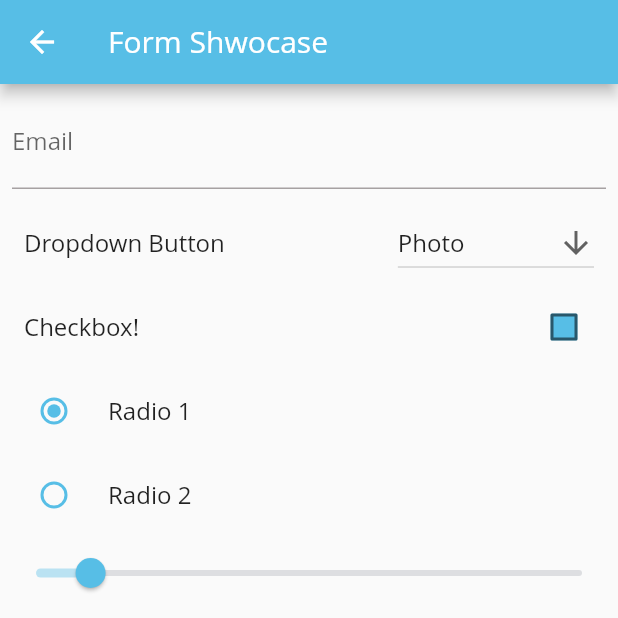
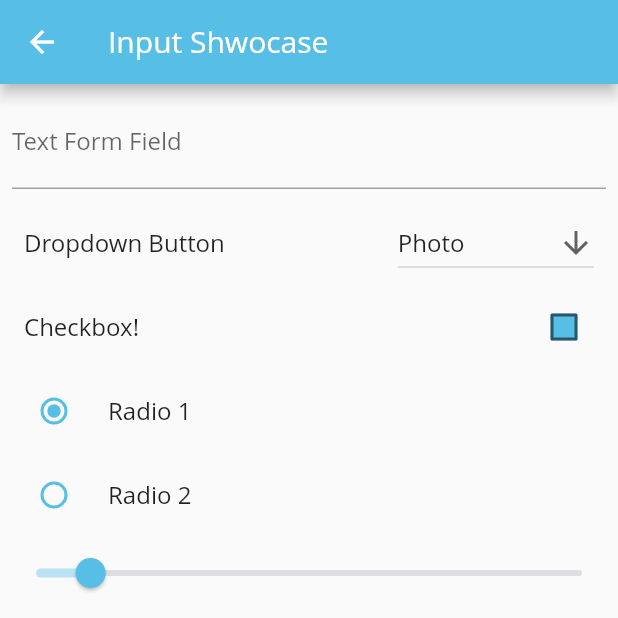
Before and after one commit to cr-crme/crcrme_material_theme, a Flutter app: the InputShowcase screen opened by its route, on a phone screen of 412 x 824 dp, the top half of it. Run offline on Flutter 3.47's test engine with Material 2 defaults, Android fonts, the phone set to English and light mode, and no system bars; Roboto replaces fonts that are missing (Open Sans).

Commit message:
Changed text to reflect name changes

```diff
--- a/lib/screens/input_showcase.dart
+++ b/lib/screens/input_showcase.dart
@@ -21,7 +21,7 @@ class _InputShowcaseState extends State<InputShowcase> {
   @override
   Widget build(BuildContext context) {
     return (Scaffold(
-      appBar: AppBar(title: const Text("Form Shwocase")),
+      appBar: AppBar(title: const Text("Input Shwocase")),
       body: Center(
         child: Form(
             key: _formKey,
@@ -30,7 +30,8 @@ class _InputShowcaseState extends State<InputShowcase> {
                 Padding(
                   padding: const EdgeInsets.all(8.0),
                   child: TextFormField(
-                    decoration: const InputDecoration(labelText: "Email"),
+                    decoration:
+                        const InputDecoration(labelText: "Text Form Field"),
                   ),
                 ),
                 ListTile(
```
